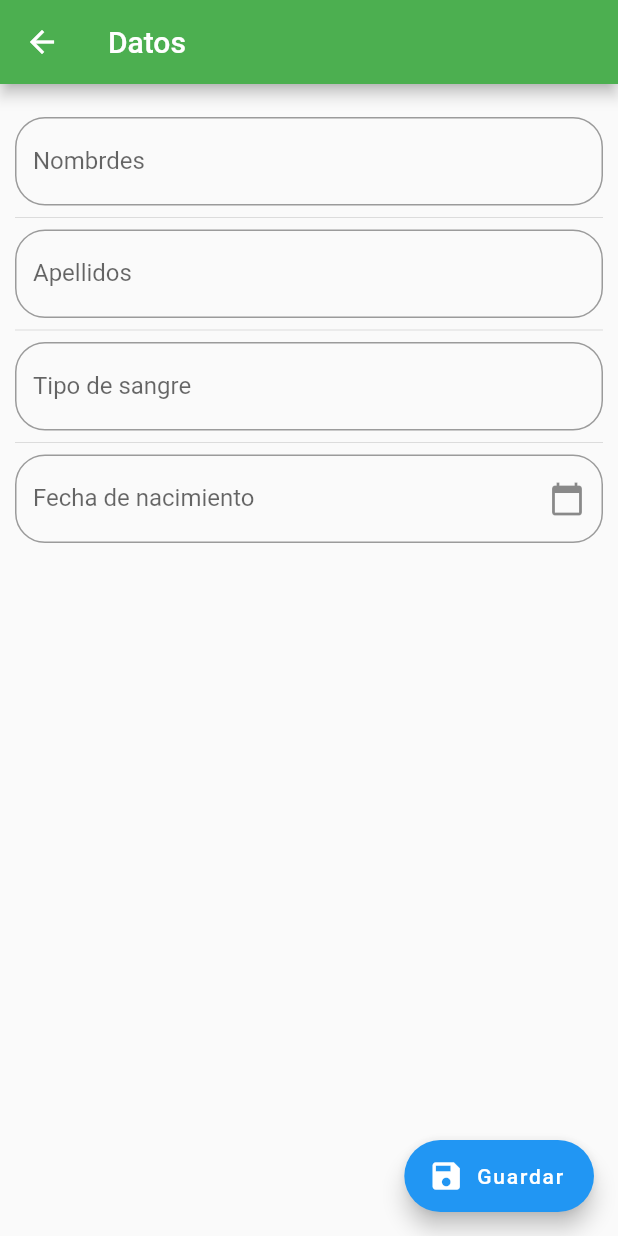
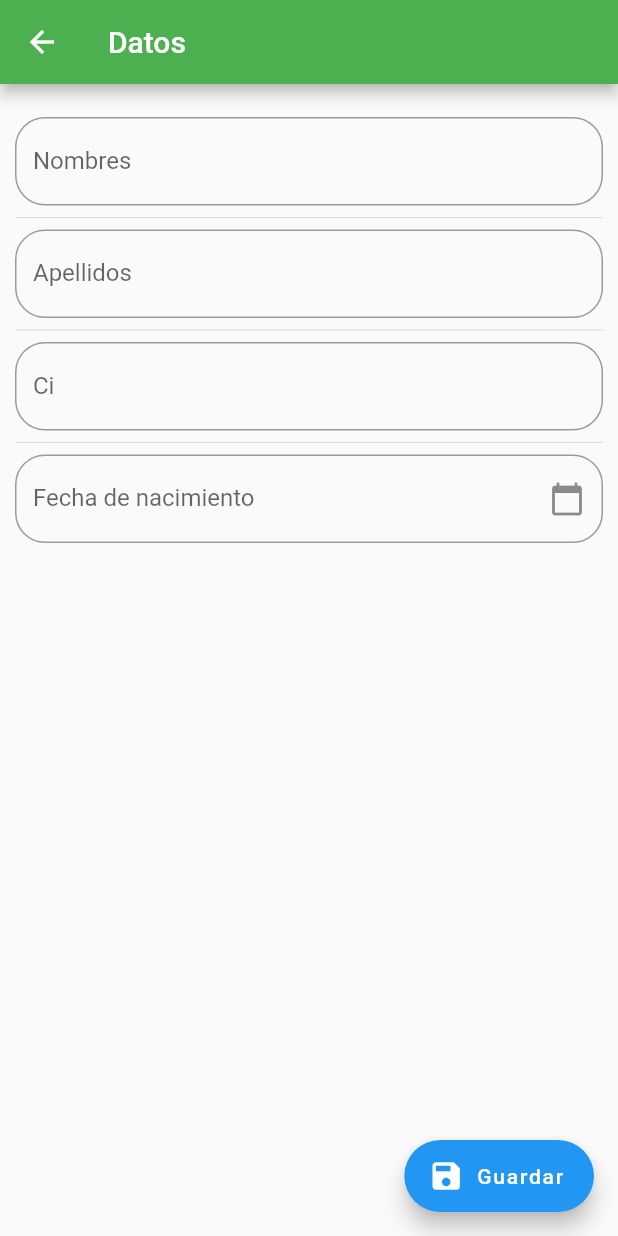
Before and after one commit to elroir/PrototipoHackathon, a Flutter app: the InputPage screen opened directly, on a phone screen of 412 x 824 dp. Run offline on Flutter 3.47's test engine with Material 2 defaults, Android fonts, the phone set to English and light mode, and no system bars; our stand-ins replace charts_flutter, flutter_map, geolocator, google_maps_flutter, latlong, sqflite; accounts and stored records are empty; network calls fail.

```diff
--- /dev/null
+++ b/lib/src/models/informacion_model.dart
@@ -0,0 +1,38 @@
+
+import 'dart:convert';
+
+InformacionModel informacionModelFromJson(String str) => InformacionModel.fromJson(json.decode(str));
+
+String informacionModelToJson(InformacionModel data) => json.encode(data.toJson());
+
+class InformacionModel {
+  int id;
+  String nombres;
+  String apellidos;
+  DateTime fecha;
+  int ci;
+
+  InformacionModel({
+    this.id,
+    this.nombres,
+    this.apellidos,
+    this.fecha,
+    this.ci,
+  });
+
+  factory InformacionModel.fromJson(Map<String, dynamic> json) => InformacionModel(
+    id: json["id"],
+    nombres: json["nombres"],
+    apellidos: json["apellidos"],
+    fecha: DateTime.parse(json["fecha"]),
+    ci: json["ci"],
+  );
+
+  Map<String, dynamic> toJson() => {
+    "id": id,
+    "nombres": nombres,
+    "apellidos": apellidos,
+    "fecha": fecha.toIso8601String(),
+    "ci": ci,
+  };
+}
--- a/lib/src/pages/datos_page.dart
+++ b/lib/src/pages/datos_page.dart
@@ -94,4 +94,6 @@ class DatosPage extends StatelessWidget{
       ),
     );
   }
+
+
 }
--- a/lib/src/pages/input_datos_page.dart
+++ b/lib/src/pages/input_datos_page.dart
@@ -1,4 +1,6 @@
 import 'package:flutter/material.dart';
+import 'package:prototipohackathon/src/models/informacion_model.dart';
+import 'package:prototipohackathon/src/utils/utils.dart' as utils;
 
 class InputPage extends StatefulWidget {
 
@@ -7,7 +9,9 @@ class InputPage extends StatefulWidget {
 }
 
 class _InputPageState extends State<InputPage> {
-   String _nombre;
+
+   final formKey = GlobalKey<FormState>();
+   InformacionModel informacion = new InformacionModel();
    String _fecha = '';
    TextEditingController _inputFieldDateController = new TextEditingController();
     @override
@@ -18,22 +22,30 @@ class _InputPageState extends State<InputPage> {
         title: Text('Datos'),
         backgroundColor: Colors.green,
       ),
-      body: ListView(
-        padding: EdgeInsets.symmetric(horizontal: 10.0,vertical: 2.0),
+      body: SingleChildScrollView(
+        padding: EdgeInsets.symmetric(horizontal: 10.0,vertical: 2.0) ,
+        child: Form(
+          key: formKey,
+          child: Column(
             children: <Widget>[
               SizedBox(height: 20),
-          _crearInput('Nombres','Nombrdes'),
+              _crearInputString('Nombres','Nombres',informacion.nombres),
               Divider(),
-          _crearInput('Apellidos','Apellidos'),
+              _crearInputString('Apellidos','Apellidos',informacion.apellidos),
               Divider(),
-          _crearInput('ORH+','Tipo de sangre'),
+              _crearInputNumeric('Cedula de identidad','Ci',informacion.ci),
               Divider(),
               _crearFecha(context),
             ],
           ),
+        ),
+      ),
+
+
         floatingActionButton: FloatingActionButton.extended(
           onPressed: (){
-            Navigator.pop(context);
+            _submit();
+
           },
           backgroundColor: Colors.blue,
           label: Text('Guardar'),
@@ -41,9 +53,10 @@ class _InputPageState extends State<InputPage> {
     );
   }
 
-  Widget _crearInput(String HintT,String LabelT) {
+  Widget _crearInputString(String HintT,String LabelT,String InitialVal) {
 
-      return TextField(
+      return TextFormField(
+        initialValue: InitialVal,
         textCapitalization: TextCapitalization.words,
         decoration: InputDecoration(
           border: OutlineInputBorder(
@@ -52,10 +65,29 @@ class _InputPageState extends State<InputPage> {
           hintText: HintT,
           labelText: LabelT
         ),
-        onChanged: (valor){
-          setState(() {
-            _nombre = valor;
-          });
+      );
+  }
+
+   Widget _crearInputNumeric(String HintT,String LabelT, int InitialVal) {
+
+     return TextFormField(
+
+       textCapitalization: TextCapitalization.words,
+       keyboardType: TextInputType.number,
+       decoration: InputDecoration(
+           border: OutlineInputBorder(
+               borderRadius: BorderRadius.circular(20.0)
+           ),
+           hintText: HintT,
+           labelText: LabelT
+       ),
+       onSaved: (value)=> informacion.ci = int.parse(value),
+       validator: (value) {
+         if(utils.isNumeric(value)) {
+           return null;
+         } else {
+           return 'Ingrese solo numeros';
+         }
        },
      );
    }
@@ -95,6 +127,15 @@ class _InputPageState extends State<InputPage> {
       }
    }
 
+   void _submit(){
+     if (!formKey.currentState.validate())  return;
+
+     formKey.currentState.save();
+
+     Navigator.pop(context);
+
+   }
+
 
 
 
--- a/pubspec.yaml
+++ b/pubspec.yaml
@@ -30,6 +30,8 @@ dependencies:
    # Geolocator plugin
   geolocator: ^5.1.4+2
   flutter_map: ^0.8.2
+  sqflite: ^1.3.0
+  path_provider: ^1.6.5
 dev_dependencies:
   flutter_test:
     sdk: flutter
```
Also changed, not shown: lib/src/providers/db_provider.dart (added, +23 -0 lines), lib/src/providers/informacion_provider.dart (added, +20 -0 lines), lib/src/utils/utils.dart (added, +10 -0 lines), pubspec.lock, 2 other files. Lines whose indentation alone changed are shown as unchanged.
